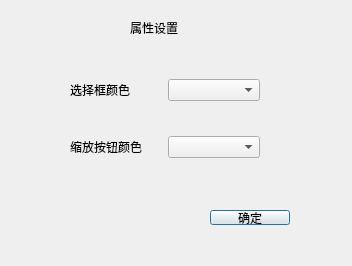
The window that graphShow/chartattribute.ui (duanzhaol/ChartScript) describes before a commit, drawn with Qt 5.
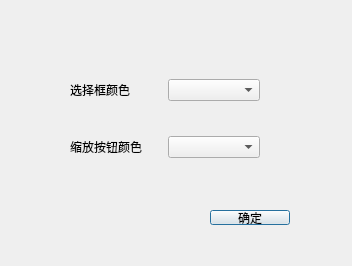
The same window after the commit.

What changed in the file:
```diff
--- a/graphShow/chartattribute.ui
+++ b/graphShow/chartattribute.ui
@@ -53,19 +53,6 @@
     </item>
    </layout>
   </widget>
-  <widget class="QLabel" name="label_4">
-   <property name="geometry">
-    <rect>
-     <x>130</x>
-     <y>20</y>
-     <width>101</width>
-     <height>16</height>
-    </rect>
-   </property>
-   <property name="text">
-    <string>属性设置</string>
-   </property>
-  </widget>
   <widget class="QPushButton" name="confirmAttr">
    <property name="geometry">
     <rect>
```
